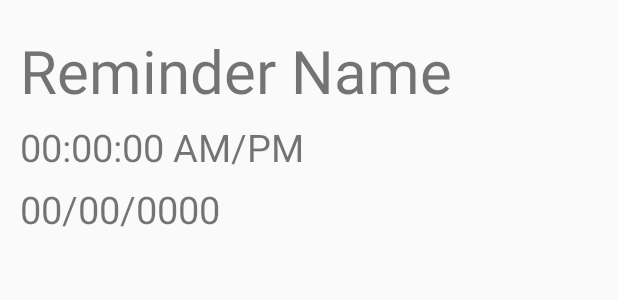
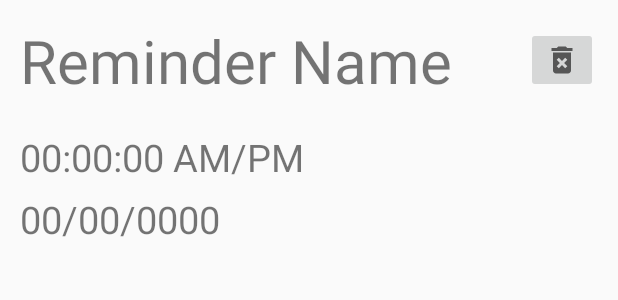
Before and after one commit to abdullahsultan/ReminderAPP, an Android app: the layout reminder_items.xml on its own in the app's theme, with its tools: preview values and no code run, on a phone screen of 412 x 824 dp. Shown: the top 300 px of the screen. Run offline under Robolectric (Android 15) with nearby library versions, the phone set to English and light mode, and no system bars.

Commit message:
Added Remove item

```diff
--- a/app/src/main/java/com/example/remindme/MainActivity.java
+++ b/app/src/main/java/com/example/remindme/MainActivity.java
@@ -9,6 +9,7 @@ import androidx.recyclerview.widget.RecyclerView;
 import android.content.Intent;
 import android.os.Bundle;
 import android.view.View;
+import android.widget.LinearLayout;
 import android.widget.Toast;
 
 import com.google.android.material.floatingactionbutton.FloatingActionButton;
@@ -21,11 +22,13 @@ public class MainActivity extends AppCompatActivity {
     public RecyclerView recyclerView;
     public Adapter adapter;
     public LinearLayoutManager layoutManager;
+    public LinearLayout linearLayoutEmpty;
     @Override
     protected void onActivityResult(int requestCode, int resultCode, @Nullable Intent data) {
         super.onActivityResult(requestCode, resultCode, data);
 
         recyclerView = findViewById(R.id.recyclerView);
+        linearLayoutEmpty = findViewById(R.id.layoutReminder);
 
         if (requestCode == 1) {
             if (resultCode == RESULT_OK) {
--- /dev/null
+++ b/app/src/main/res/drawable/delete.xml
@@ -0,0 +1,10 @@
+<vector xmlns:android="http://schemas.android.com/apk/res/android"
+    android:width="24dp"
+    android:height="24dp"
+    android:viewportWidth="24"
+    android:viewportHeight="24"
+    android:tint="?attr/colorControlNormal">
+  <path
+      android:fillColor="@android:color/white"
+      android:pathData="M6,19c0,1.1 0.9,2 2,2h8c1.1,0 2,-0.9 2,-2L18,7L6,7v12zM8.46,11.88l1.41,-1.41L12,12.59l2.12,-2.12 1.41,1.41L13.41,14l2.12,2.12 -1.41,1.41L12,15.41l-2.12,2.12 -1.41,-1.41L10.59,14l-2.13,-2.12zM15.5,4l-1,-1h-5l-1,1L5,4v2h14L19,4z"/>
+</vector>
--- a/app/src/main/res/layout/reminder_items.xml
+++ b/app/src/main/res/layout/reminder_items.xml
@@ -4,14 +4,28 @@
     android:layout_height="wrap_content"
     android:orientation="vertical">
 
-    <TextView
-        android:id="@+id/reminder_name"
-        android:layout_width="wrap_content"
+    <androidx.coordinatorlayout.widget.CoordinatorLayout
+        android:layout_width="match_parent"
         android:layout_height="wrap_content"
-        android:layout_marginTop="30px"
-        android:layout_marginLeft="20px"
-        android:text="Reminder Name"
-        android:textSize="40dp"/>
+        android:orientation="horizontal"
+        android:layout_margin="20px">
+        <TextView
+            android:id="@+id/reminder_name"
+            android:layout_width="wrap_content"
+            android:layout_height="wrap_content"
+            android:layout_gravity="center_vertical"
+            android:text="Reminder Name"
+            android:textSize="40dp"/>
+
+        <ImageButton
+            android:id="@+id/button_delete"
+            android:layout_width="wrap_content"
+            android:layout_height="wrap_content"
+            android:src="@drawable/delete"
+            android:layout_gravity="center_vertical|end"
+            />
+
+    </androidx.coordinatorlayout.widget.CoordinatorLayout>
 
     <TextView
         android:id="@+id/reminder_time"
@@ -32,4 +46,6 @@
         android:text="00/00/0000"/>
 
 
+
+
 </LinearLayout>
```
Also changed, not shown: app/src/main/java/com/example/remindme/Adapter.java (+15 -1 lines), app/src/main/res/drawable/clock.xml (added, +10 -0 lines), app/src/main/res/layout/activity_main.xml (+24 -0 lines).
